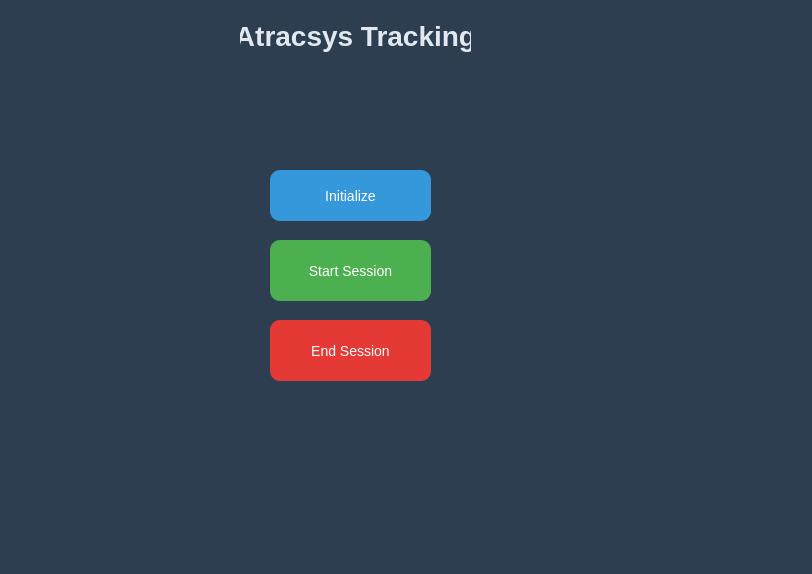
Old version of the form mainwindow.ui in the repository sabarim-arch/qt-atracsys-project.
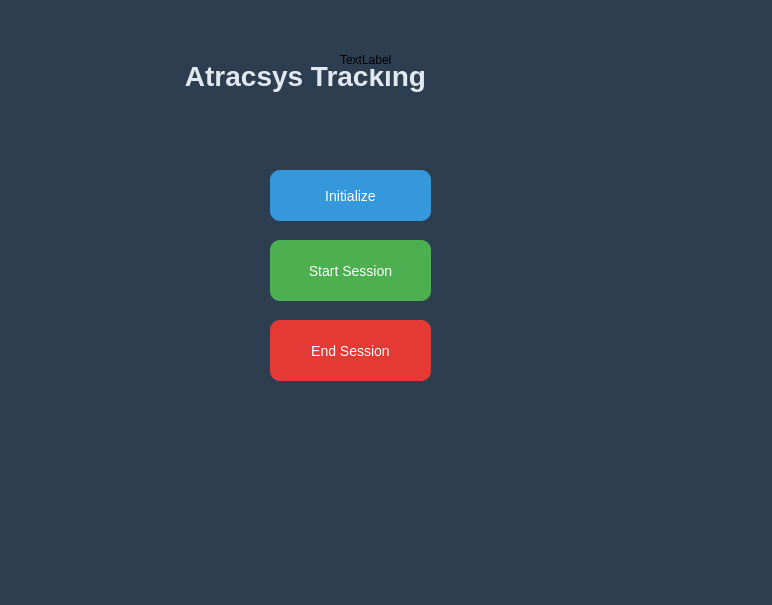
New version of the form.

```diff
--- a/mainwindow.ui
+++ b/mainwindow.ui
@@ -6,8 +6,8 @@
    <rect>
     <x>0</x>
     <y>0</y>
-    <width>812</width>
-    <height>574</height>
+    <width>772</width>
+    <height>605</height>
    </rect>
   </property>
   <property name="windowTitle">
@@ -76,9 +76,9 @@
    <widget class="QLabel" name="statusLabel">
     <property name="geometry">
      <rect>
-      <x>240</x>
-      <y>0</y>
-      <width>231</width>
+      <x>140</x>
+      <y>40</y>
+      <width>331</width>
       <height>71</height>
      </rect>
     </property>
@@ -113,6 +113,19 @@
      <string>Initialize</string>
     </property>
    </widget>
+   <widget class="QLabel" name="logoLabel">
+    <property name="geometry">
+     <rect>
+      <x>340</x>
+      <y>50</y>
+      <width>56</width>
+      <height>19</height>
+     </rect>
+    </property>
+    <property name="text">
+     <string>TextLabel</string>
+    </property>
+   </widget>
   </widget>
   <widget class="QMenuBar" name="menubar">
    <property name="geometry">
```
Left out of the diff: 2 changed lines with no effect on the pictures.
